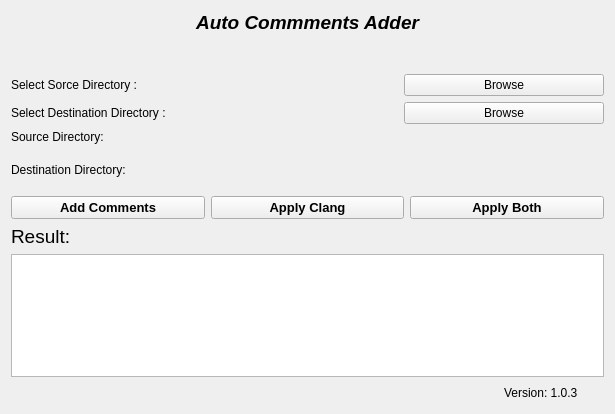
This is AutoCommentsTool/AutoHeader.ui in CG-Abhilash/AutoCommentTool as Qt 5 draws it before an edit. The edited form follows.
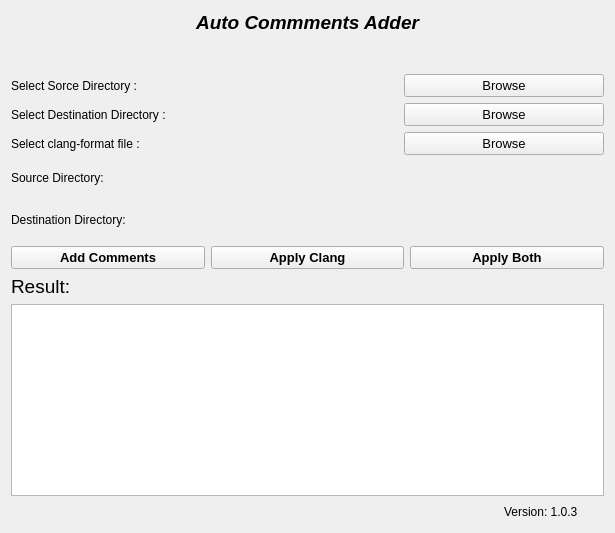
This is the edited form.

Commit message: Updated code to read clang-format and modify file as per clang-format.

The edit to the form file:
```diff
--- a/AutoCommentsTool/AutoHeader.ui
+++ b/AutoCommentsTool/AutoHeader.ui
@@ -7,7 +7,7 @@
     <x>0</x>
     <y>0</y>
     <width>615</width>
-    <height>414</height>
+    <height>533</height>
    </rect>
   </property>
   <property name="font">
@@ -102,13 +102,40 @@
      </item>
      <item>
       <layout class="QGridLayout" name="gridLayout">
+       <item row="2" column="1">
+        <widget class="QPushButton" name="DestinationDirectoryButton">
+         <property name="sizePolicy">
+          <sizepolicy hsizetype="Fixed" vsizetype="Fixed">
+           <horstretch>0</horstretch>
+           <verstretch>0</verstretch>
+          </sizepolicy>
+         </property>
+         <property name="minimumSize">
+          <size>
+           <width>100</width>
+           <height>0</height>
+          </size>
+         </property>
+         <property name="maximumSize">
+          <size>
+           <width>200</width>
+           <height>16777215</height>
+          </size>
+         </property>
+         <property name="font">
+          <font>
+           <pointsize>10</pointsize>
+          </font>
+         </property>
+         <property name="text">
+          <string>Browse</string>
+         </property>
+        </widget>
+       </item>
        <item row="0" column="0">
         <layout class="QHBoxLayout" name="horizontalLayout"/>
        </item>
-       <item row="12" column="0" colspan="2">
-        <widget class="QListWidget" name="resultlistWidget"/>
-       </item>
-       <item row="3" column="0" colspan="2">
+       <item row="4" column="0" colspan="2">
         <widget class="QLabel" name="SourceDirectoryLabel">
          <property name="sizePolicy">
           <sizepolicy hsizetype="Expanding" vsizetype="Expanding">
@@ -130,31 +157,6 @@
          </property>
         </widget>
        </item>
-       <item row="4" column="0" colspan="2">
-        <widget class="QLabel" name="DestinationDirectoryLabel">
-         <property name="minimumSize">
-          <size>
-           <width>0</width>
-           <height>40</height>
-          </size>
-         </property>
-         <property name="maximumSize">
-          <size>
-           <width>16777215</width>
-           <height>40</height>
-          </size>
-         </property>
-         <property name="lineWidth">
-          <number>2</number>
-         </property>
-         <property name="text">
-          <string>Destination Directory: </string>
-         </property>
-         <property name="wordWrap">
-          <bool>true</bool>
-         </property>
-        </widget>
-       </item>
        <item row="1" column="0">
         <layout class="QHBoxLayout" name="horizontalLayout_3">
          <item>
@@ -179,68 +181,6 @@
          </item>
         </layout>
        </item>
-       <item row="11" column="0">
-        <widget class="QLabel" name="label_2">
-         <property name="font">
-          <font>
-           <pointsize>14</pointsize>
-          </font>
-         </property>
-         <property name="text">
-          <string>Result: </string>
-         </property>
-        </widget>
-       </item>
-       <item row="2" column="1">
-        <widget class="QPushButton" name="DestinationDirectoryButton">
-         <property name="sizePolicy">
-          <sizepolicy hsizetype="Fixed" vsizetype="Fixed">
-           <horstretch>0</horstretch>
-           <verstretch>0</verstretch>
-          </sizepolicy>
-         </property>
-         <property name="minimumSize">
-          <size>
-           <width>100</width>
-           <height>0</height>
-          </size>
-         </property>
-         <property name="maximumSize">
-          <size>
-           <width>200</width>
-           <height>16777215</height>
-          </size>
-         </property>
-         <property name="text">
-          <string>Browse</string>
-         </property>
-        </widget>
-       </item>
-       <item row="1" column="1">
-        <widget class="QPushButton" name="SourceBrowseButton">
-         <property name="sizePolicy">
-          <sizepolicy hsizetype="Fixed" vsizetype="Fixed">
-           <horstretch>0</horstretch>
-           <verstretch>0</verstretch>
-          </sizepolicy>
-         </property>
-         <property name="minimumSize">
-          <size>
-           <width>200</width>
-           <height>0</height>
-          </size>
-         </property>
-         <property name="maximumSize">
-          <size>
-           <width>200</width>
-           <height>16777215</height>
-          </size>
-         </property>
-         <property name="text">
-          <string>Browse</string>
-         </property>
-        </widget>
-       </item>
        <item row="2" column="0">
         <layout class="QHBoxLayout" name="horizontalLayout_4">
          <item>
@@ -266,6 +206,31 @@
         </layout>
        </item>
        <item row="5" column="0" colspan="2">
+        <widget class="QLabel" name="DestinationDirectoryLabel">
+         <property name="minimumSize">
+          <size>
+           <width>0</width>
+           <height>40</height>
+          </size>
+         </property>
+         <property name="maximumSize">
+          <size>
+           <width>16777215</width>
+           <height>40</height>
+          </size>
+         </property>
+         <property name="lineWidth">
+          <number>2</number>
+         </property>
+         <property name="text">
+          <string>Destination Directory: </string>
+         </property>
+         <property name="wordWrap">
+          <bool>true</bool>
+         </property>
+        </widget>
+       </item>
+       <item row="6" column="0" colspan="2">
         <layout class="QHBoxLayout" name="horizontalLayout_6">
          <item>
           <widget class="QPushButton" name="AddCommetsButton">
@@ -317,6 +282,87 @@
          </item>
         </layout>
        </item>
+       <item row="1" column="1">
+        <widget class="QPushButton" name="SourceBrowseButton">
+         <property name="sizePolicy">
+          <sizepolicy hsizetype="Fixed" vsizetype="Fixed">
+           <horstretch>0</horstretch>
+           <verstretch>0</verstretch>
+          </sizepolicy>
+         </property>
+         <property name="minimumSize">
+          <size>
+           <width>200</width>
+           <height>0</height>
+          </size>
+         </property>
+         <property name="maximumSize">
+          <size>
+           <width>200</width>
+           <height>16777215</height>
+          </size>
+         </property>
+         <property name="font">
+          <font>
+           <pointsize>10</pointsize>
+          </font>
+         </property>
+         <property name="text">
+          <string>Browse</string>
+         </property>
+        </widget>
+       </item>
+       <item row="13" column="0" colspan="2">
+        <widget class="QListWidget" name="resultlistWidget"/>
+       </item>
+       <item row="12" column="0">
+        <widget class="QLabel" name="label_2">
+         <property name="font">
+          <font>
+           <pointsize>14</pointsize>
+          </font>
+         </property>
+         <property name="text">
+          <string>Result: </string>
+         </property>
+        </widget>
+       </item>
+       <item row="3" column="1">
+        <widget class="QPushButton" name="clangBrowswePushButton">
+         <property name="font">
+          <font>
+           <pointsize>10</pointsize>
+          </font>
+         </property>
+         <property name="text">
+          <string>Browse</string>
+         </property>
+        </widget>
+       </item>
+       <item row="3" column="0">
+        <layout class="QHBoxLayout" name="horizontalLayout_2">
+         <item>
+          <widget class="QLabel" name="label_6">
+           <property name="text">
+            <string>Select clang-format file : </string>
+           </property>
+          </widget>
+         </item>
+         <item>
+          <spacer name="horizontalSpacer_4">
+           <property name="orientation">
+            <enum>Qt::Horizontal</enum>
+           </property>
+           <property name="sizeHint" stdset="0">
+            <size>
+             <width>40</width>
+             <height>20</height>
+            </size>
+           </property>
+          </spacer>
+         </item>
+        </layout>
+       </item>
       </layout>
      </item>
     </layout>
```
The commit also changes 2 other files.
